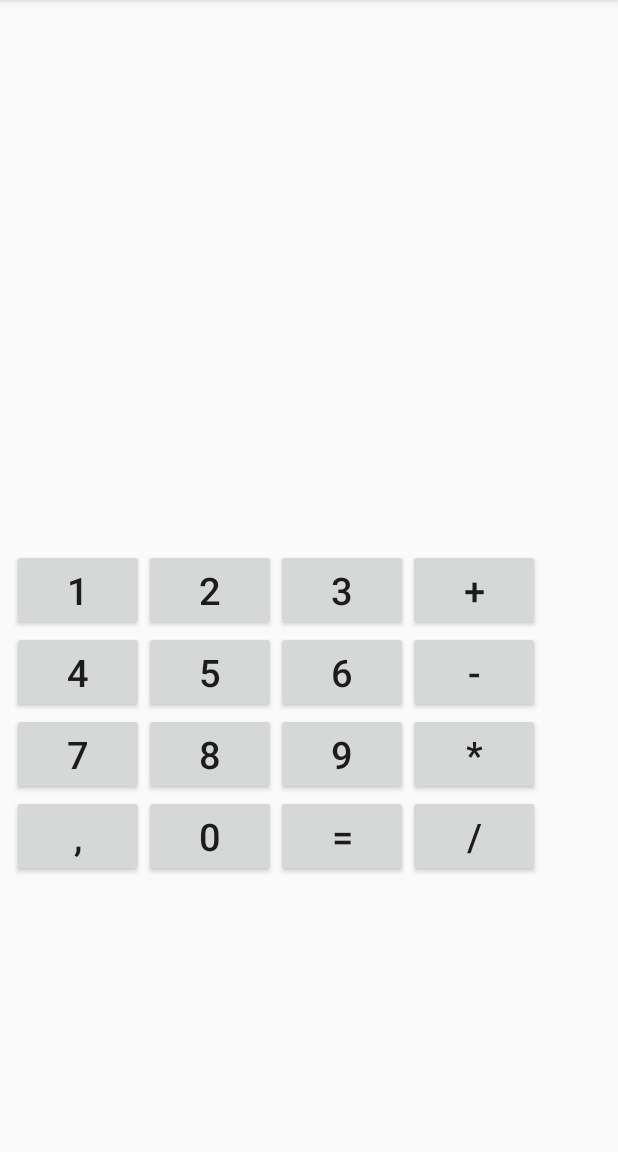
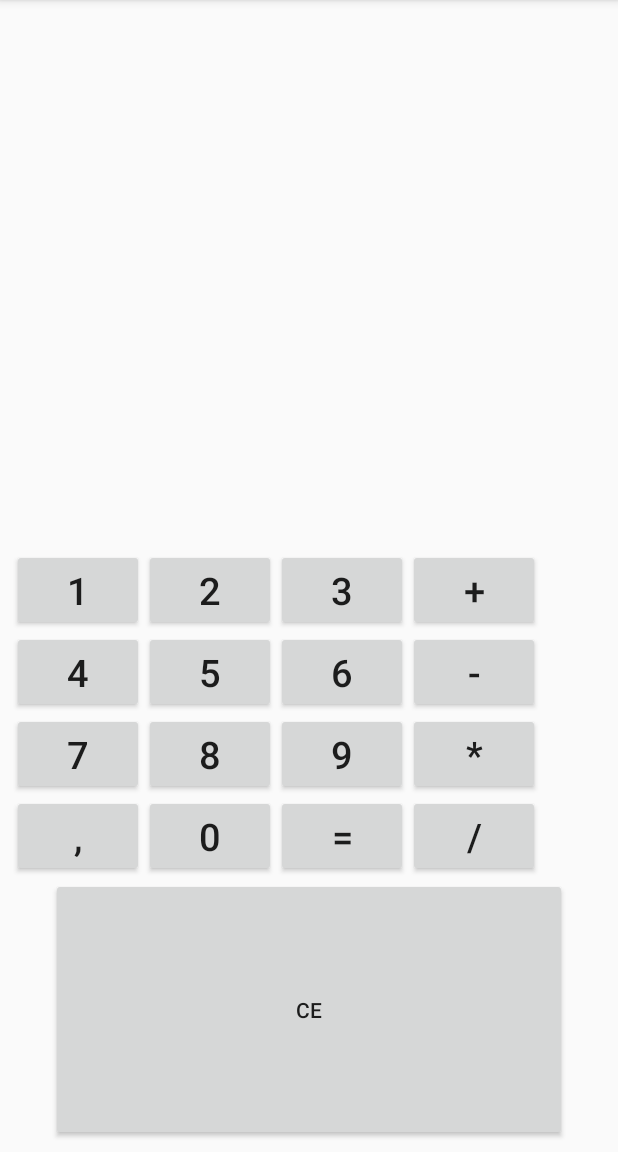
Before and after one commit to orioldedios/Calculator_Android, an Android app: the screen it shows after launch (MainActivity), on a phone screen of 412 x 824 dp, the part 84-1236 px from its top. Run offline under Robolectric (Android 15) with nearby library versions, the phone set to English and light mode, and no system bars.

```diff
--- a/app/src/main/res/layout/activity_main.xml
+++ b/app/src/main/res/layout/activity_main.xml
@@ -158,6 +158,7 @@
                 android:id="@+id/btn_dot"
                 android:layout_width="wrap_content"
                 android:layout_height="wrap_content"
+                android:onClick="OnClickDot"
                 android:text=","
                 android:textSize="25sp" />
 
@@ -173,6 +174,7 @@
                 android:id="@+id/btn_equal"
                 android:layout_width="wrap_content"
                 android:layout_height="wrap_content"
+                android:onClick="OnClickEqual"
                 android:text="="
                 android:textSize="25sp" />
 
@@ -187,4 +189,19 @@
         </TableRow>
     </TableLayout>
 
+    <Button
+        android:id="@+id/button"
+        android:layout_width="344dp"
+        android:layout_height="175dp"
+        android:layout_marginBottom="7dp"
+        android:layout_marginEnd="8dp"
+        android:layout_marginLeft="8dp"
+        android:layout_marginRight="8dp"
+        android:layout_marginStart="8dp"
+        android:text="CE"
+        android:onClick="OnClickCE"
+        app:layout_constraintBottom_toBottomOf="parent"
+        app:layout_constraintEnd_toEndOf="parent"
+        app:layout_constraintStart_toStartOf="parent" />
+
 </android.support.constraint.ConstraintLayout>
```
Also changed, not shown: app/src/main/java/com/elloiro/calculator/MainActivity.java (+45 -9 lines).
